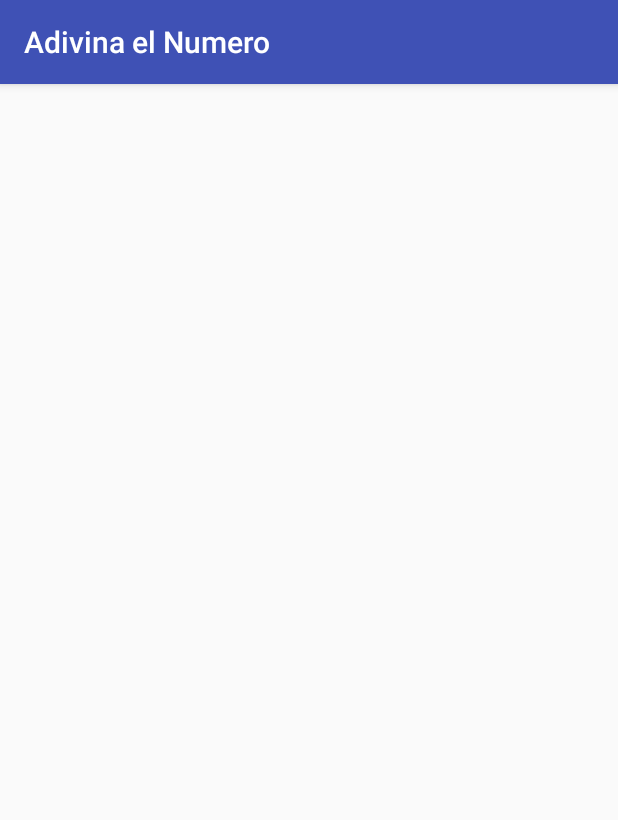
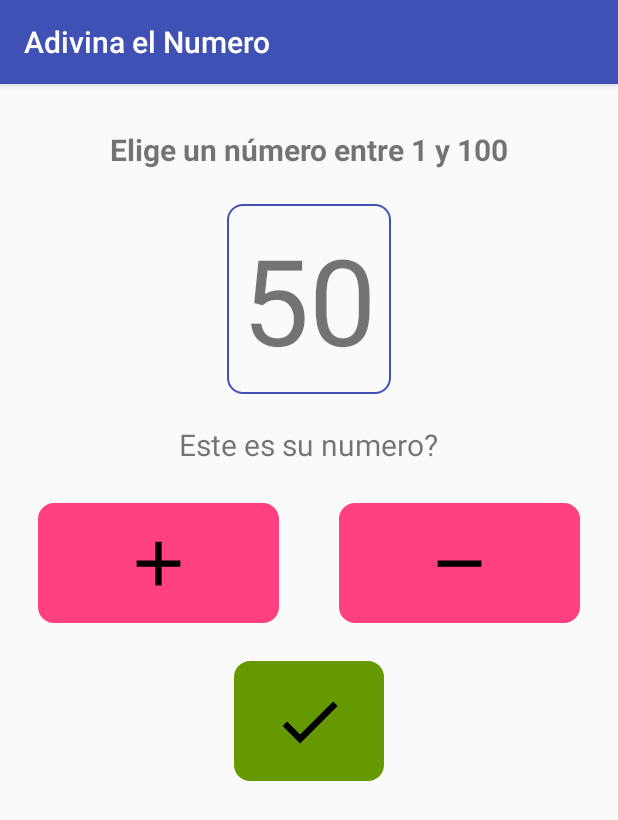
Before and after one commit to BiancaSozzi/adivinarelnumero, an Android app: the screen it shows after launch (GameActivity), after a tap on "ELEGIR NUMERO", on a phone screen of 412 x 824 dp. Shown: the top 820 px of the screen. Run offline under Robolectric (Android 15) with nearby library versions, the phone set to English and light mode, and no system bars.

Commit message:
choose number complete

```diff
--- a/app/src/main/java/com/bianca/adivinaelnumero/GameActivity.java
+++ b/app/src/main/java/com/bianca/adivinaelnumero/GameActivity.java
@@ -4,12 +4,23 @@ import android.content.SharedPreferences;
 import android.support.v7.app.AppCompatActivity;
 import android.os.Bundle;
 import android.util.Log;
+import android.view.View;
+import android.widget.ImageButton;
+import android.widget.TextView;
 import android.widget.Toast;
+
+import java.lang.reflect.Array;
+import java.util.ArrayList;
 
 public class GameActivity extends AppCompatActivity {
 
+    TextView titleText, numberText, messageText;
+    ImageButton higherBtn, lowerBtn, correctNumBtn;
+    int game_option;
+    int number;
+    int min =1;
+    int max = 100;
 
-    int game_option;
     @Override
     protected void onCreate(Bundle savedInstanceState) {
         super.onCreate(savedInstanceState);
@@ -19,8 +30,14 @@ public class GameActivity extends AppCompatActivity {
         game_option = preferences.getInt("game_option", 0);
         Log.i("game_option", String.valueOf(game_option));
 
+        loadUIElements();
+        hideAllElements();
+        onClick();
+
         switch (game_option){
             case 1:
+                number = findNumber(min, max);
+                numberText.setText(String.valueOf(number));
                 chooseNumber();
                 break;
             case 2:
@@ -31,11 +48,73 @@ public class GameActivity extends AppCompatActivity {
         }
     }
 
+    private void loadUIElements(){
+        titleText = findViewById(R.id.title_text);
+        numberText = findViewById(R.id.number_text);
+        messageText = findViewById(R.id.message_text);
+
+        higherBtn = findViewById(R.id.higher_button);
+        lowerBtn = findViewById(R.id.lower_button);
+        correctNumBtn = findViewById(R.id.correct_number_button);
+
+    }
+
+    private void hideAllElements(){
+        titleText.setVisibility(View.GONE);
+        numberText.setVisibility(View.GONE);
+        messageText.setVisibility(View.GONE);
+        higherBtn.setVisibility(View.GONE);
+        lowerBtn.setVisibility(View.GONE);
+        correctNumBtn.setVisibility(View.GONE);
+    }
+    private void onClick(){
+        higherBtn.setOnClickListener(new View.OnClickListener() {
+            @Override
+            public void onClick(View v) {
+                min = number +1;
+                number = findNumber(min, max);
+                numberText.setText(String.valueOf(number));
+            }
+        });
+
+        lowerBtn.setOnClickListener(new View.OnClickListener() {
+            @Override
+            public void onClick(View v) {
+                max = number-1;
+                number = findNumber(min, max);
+                numberText.setText(String.valueOf(number));
+            }
+        });
+
+        correctNumBtn.setOnClickListener(new View.OnClickListener() {
+            @Override
+            public void onClick(View v) {
+                Toast.makeText(getApplicationContext(), "Ha ganado", Toast.LENGTH_SHORT).show();
+            }
+        });
+    }
+
     private void chooseNumber(){
-        Toast.makeText(getApplicationContext(), "MODO 1 - ELEGIR NUMERO", Toast.LENGTH_SHORT).show();
+        //Toast.makeText(getApplicationContext(), "MODO 1 - ELEGIR NUMERO", Toast.LENGTH_SHORT).show();
+        titleText.setVisibility(View.VISIBLE);
+        numberText.setVisibility(View.VISIBLE);
+        messageText.setVisibility(View.VISIBLE);
+        higherBtn.setVisibility(View.VISIBLE);
+        lowerBtn.setVisibility(View.VISIBLE);
+        correctNumBtn.setVisibility(View.VISIBLE);
+
+        titleText.setText("Elige un número entre 1 y 100");
+        messageText.setText("Este es su numero?");
+
     }
 
     private void guessNumber(){
-        Toast.makeText(getApplicationContext(), "MODO 2 - ADIVINAR NUMERO", Toast.LENGTH_SHORT).show();
+        //Toast.makeText(getApplicationContext(), "MODO 2 - ADIVINAR NUMERO", Toast.LENGTH_SHORT).show();
+    }
+
+    private int findNumber(int min, int max){
+
+        int middle = (min+max)/2;
+        return middle;
     }
 }
--- /dev/null
+++ b/app/src/main/res/drawable/ic_add_black_50dp.xml
@@ -0,0 +1,4 @@
+<vector android:height="50dp" android:viewportHeight="24.0"
+    android:viewportWidth="24.0" android:width="50dp" xmlns:android="http://schemas.android.com/apk/res/android">
+    <path android:fillColor="#FF000000" android:pathData="M19,13h-6v6h-2v-6H5v-2h6V5h2v6h6v2z"/>
+</vector>
--- /dev/null
+++ b/app/src/main/res/drawable/ic_check_black_50dp.xml
@@ -0,0 +1,4 @@
+<vector android:height="50dp" android:viewportHeight="24.0"
+    android:viewportWidth="24.0" android:width="50dp" xmlns:android="http://schemas.android.com/apk/res/android">
+    <path android:fillColor="#FF000000" android:pathData="M9,16.17L4.83,12l-1.42,1.41L9,19 21,7l-1.41,-1.41z"/>
+</vector>
--- /dev/null
+++ b/app/src/main/res/drawable/ic_remove_black_50dp.xml
@@ -0,0 +1,4 @@
+<vector android:height="50dp" android:viewportHeight="24.0"
+    android:viewportWidth="24.0" android:width="50dp" xmlns:android="http://schemas.android.com/apk/res/android">
+    <path android:fillColor="#FF000000" android:pathData="M19,13H5v-2h14v2z"/>
+</vector>
--- /dev/null
+++ b/app/src/main/res/drawable/number_box_style.xml
@@ -0,0 +1,7 @@
+<?xml version="1.0" encoding="utf-8"?>
+<shape xmlns:android="http://schemas.android.com/apk/res/android"
+    android:shape="rectangle">
+    <corners android:radius="10dp" />
+    <solid/>
+    <stroke android:width="2px" android:color="@color/colorPrimary" />
+</shape>
--- a/app/src/main/res/layout/activity_game.xml
+++ b/app/src/main/res/layout/activity_game.xml
@@ -1,9 +1,80 @@
 <?xml version="1.0" encoding="utf-8"?>
-<android.support.constraint.ConstraintLayout xmlns:android="http://schemas.android.com/apk/res/android"
+<RelativeLayout xmlns:android="http://schemas.android.com/apk/res/android"
     xmlns:app="http://schemas.android.com/apk/res-auto"
     xmlns:tools="http://schemas.android.com/tools"
     android:layout_width="match_parent"
     android:layout_height="match_parent"
     tools:context=".GameActivity">
 
-</android.support.constraint.ConstraintLayout>
+    <TextView
+        android:id="@+id/title_text"
+        android:layout_width="match_parent"
+        android:layout_height="50dp"
+        tools:text="Piensa en un número del 1 al 100"
+        android:textSize="20sp"
+        android:textStyle="bold"
+        android:fontFamily="sans-serif"
+        android:textAlignment="center"
+        android:layout_marginTop="30dp"
+        android:layout_gravity="center_horizontal"
+        android:layout_alignParentTop="true"/>
+    <TextView
+        android:id="@+id/number_text"
+        android:layout_width="wrap_content"
+        android:layout_height="wrap_content"
+        tools:text="20"
+        android:textSize="80sp"
+        android:textAlignment="center"
+        android:layout_below="@+id/title_text"
+        android:layout_centerInParent="true"
+        android:background="@drawable/number_box_style"
+        android:layout_marginBottom="20dp"
+        android:padding="10dp"/>
+
+    <TextView
+        android:id="@+id/message_text"
+        android:layout_width="wrap_content"
+        android:layout_height="wrap_content"
+        android:layout_centerHorizontal="true"
+        tools:text = "¿Este es tu número?"
+        android:textSize="20sp"
+        android:layout_below="@+id/number_text"
+        />
+    <LinearLayout
+        android:id="@+id/buttons_panel"
+        android:layout_width="match_parent"
+        android:layout_height="wrap_content"
+        android:layout_below="@+id/message_text"
+        android:layout_margin="25dp">
+        <ImageButton
+            android:id="@+id/higher_button"
+            android:layout_width="0dp"
+            android:layout_height="80dp"
+            android:layout_weight="1"
+            android:layout_marginRight="20dp"
+            android:background="@drawable/number_box_style"
+            android:backgroundTint="@color/colorAccent"
+            android:src="@drawable/ic_add_black_50dp"/>
+
+        <ImageButton
+            android:id="@+id/lower_button"
+            android:layout_width="0dp"
+            android:layout_height="80dp"
+            android:layout_weight="1"
+            android:layout_marginLeft="20dp"
+            android:background="@drawable/number_box_style"
+            android:backgroundTint="@color/colorAccent"
+            android:src="@drawable/ic_remove_black_50dp"/>
+    </LinearLayout>
+
+    <ImageButton
+        android:id="@+id/correct_number_button"
+        android:layout_width="100dp"
+        android:layout_height="80dp"
+       android:layout_below="@id/buttons_panel"
+        android:layout_centerHorizontal="true"
+        android:background="@drawable/number_box_style"
+        android:backgroundTint="@android:color/holo_green_dark"
+        android:src="@drawable/ic_check_black_50dp"/>
+
+</RelativeLayout>
```
